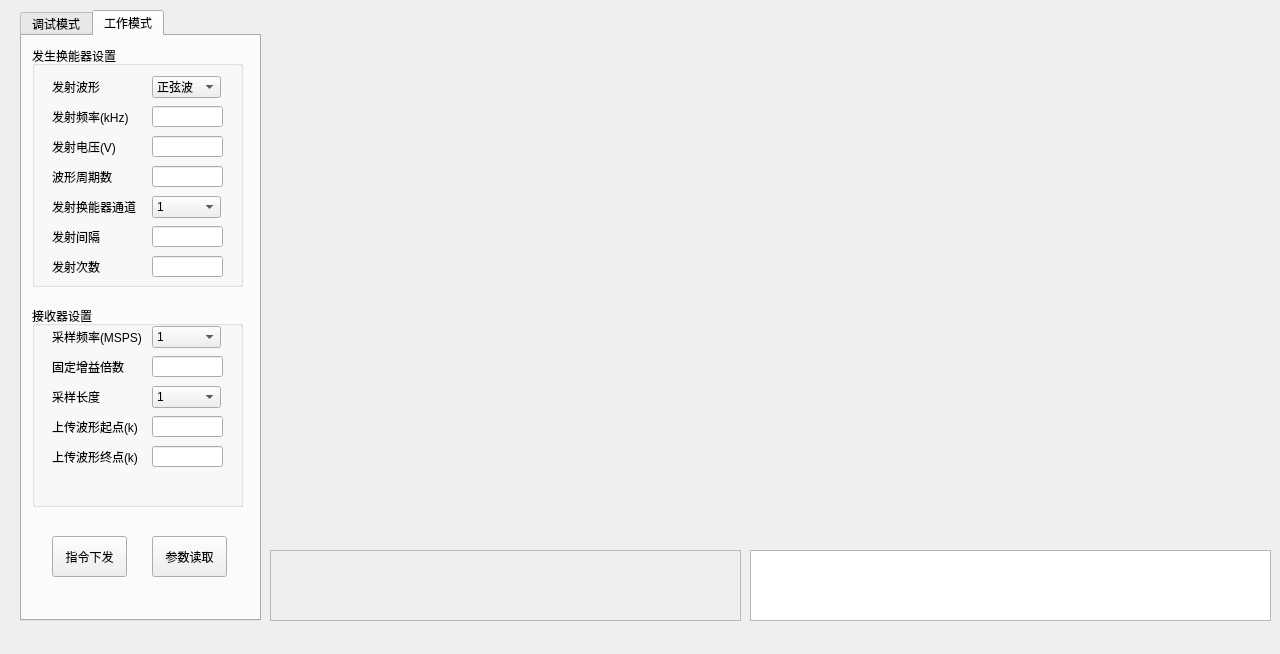
Above: mainwindow.ui from lnwin/SDSJJ_waveControl before the change. Below: the same form after it.
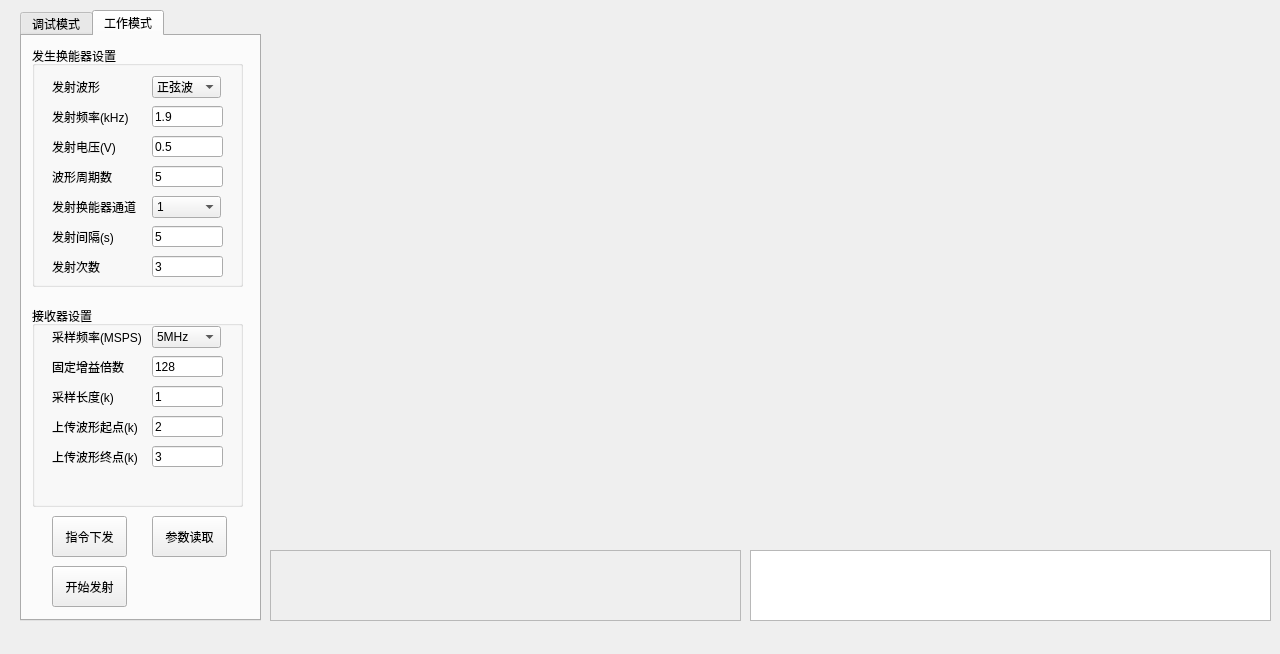
That is the form after the change. Custom widgets are drawn as their Qt base class.

```diff
--- a/mainwindow.ui
+++ b/mainwindow.ui
@@ -494,7 +494,7 @@
        </property>
        <item>
         <property name="text">
-         <string>1</string>
+         <string>5MHz</string>
         </property>
        </item>
        <item>
@@ -540,6 +540,9 @@
          <height>21</height>
         </rect>
        </property>
+       <property name="text">
+        <string>128</string>
+       </property>
       </widget>
       <widget class="QLabel" name="label_10">
        <property name="geometry">
@@ -551,7 +554,7 @@
         </rect>
        </property>
        <property name="text">
-        <string>采样长度</string>
+        <string>采样长度(k)</string>
        </property>
       </widget>
       <widget class="QLabel" name="label_11">
@@ -589,6 +592,9 @@
          <height>21</height>
         </rect>
        </property>
+       <property name="text">
+        <string>2</string>
+       </property>
       </widget>
       <widget class="QLineEdit" name="waveGetEnd">
        <property name="geometry">
@@ -599,41 +605,25 @@
          <height>21</height>
         </rect>
        </property>
+       <property name="text">
+        <string>3</string>
+       </property>
       </widget>
-      <widget class="QComboBox" name="amplingLength">
+      <widget class="QLineEdit" name="amplingLength">
        <property name="geometry">
         <rect>
          <x>120</x>
          <y>80</y>
-         <width>69</width>
-         <height>22</height>
+         <width>71</width>
+         <height>21</height>
         </rect>
        </property>
-       <item>
-        <property name="text">
-         <string>1</string>
-        </property>
-       </item>
-       <item>
-        <property name="text">
-         <string>2</string>
-        </property>
-       </item>
-       <item>
-        <property name="text">
-         <string>3</string>
-        </property>
-       </item>
-       <item>
-        <property name="text">
-         <string>4</string>
-        </property>
-       </item>
-       <item>
-        <property name="text">
-         <string>5</string>
-        </property>
-       </item>
+       <property name="text">
+        <string>1</string>
+       </property>
+       <property name="maxLength">
+        <number>255</number>
+       </property>
       </widget>
      </widget>
      <widget class="QGroupBox" name="groupBox_2">
@@ -683,6 +673,9 @@
          <height>21</height>
         </rect>
        </property>
+       <property name="text">
+        <string>3</string>
+       </property>
       </widget>
       <widget class="QLabel" name="label_5">
        <property name="geometry">
@@ -787,6 +780,9 @@
          <height>21</height>
         </rect>
        </property>
+       <property name="text">
+        <string>5</string>
+       </property>
       </widget>
       <widget class="QLineEdit" name="emissionVoltage">
        <property name="geometry">
@@ -797,6 +793,9 @@
          <height>21</height>
         </rect>
        </property>
+       <property name="text">
+        <string>0.5</string>
+       </property>
       </widget>
       <widget class="QLabel" name="label_2">
        <property name="geometry">
@@ -820,6 +819,9 @@
          <height>21</height>
         </rect>
        </property>
+       <property name="text">
+        <string>1.9</string>
+       </property>
       </widget>
       <widget class="QLabel" name="label_6">
        <property name="geometry">
@@ -831,7 +833,7 @@
         </rect>
        </property>
        <property name="text">
-        <string>发射间隔</string>
+        <string>发射间隔(s)</string>
        </property>
       </widget>
       <widget class="QLineEdit" name="waveformCyclesN">
@@ -843,13 +845,16 @@
          <height>21</height>
         </rect>
        </property>
+       <property name="text">
+        <string>5</string>
+       </property>
       </widget>
      </widget>
      <widget class="QPushButton" name="pushButton">
       <property name="geometry">
        <rect>
         <x>30</x>
-        <y>500</y>
+        <y>480</y>
         <width>75</width>
         <height>41</height>
        </rect>
@@ -862,7 +867,7 @@
       <property name="geometry">
        <rect>
         <x>130</x>
-        <y>500</y>
+        <y>480</y>
         <width>75</width>
         <height>41</height>
        </rect>
@@ -871,6 +876,19 @@
        <string>参数读取</string>
       </property>
      </widget>
+     <widget class="QPushButton" name="startSample">
+      <property name="geometry">
+       <rect>
+        <x>30</x>
+        <y>530</y>
+        <width>75</width>
+        <height>41</height>
+       </rect>
+      </property>
+      <property name="text">
+       <string>开始发射</string>
+      </property>
+     </widget>
     </widget>
    </widget>
    <widget class="QTextEdit" name="readParameter">
```
Left out of the diff: 59 changed lines with no effect on the pictures.
